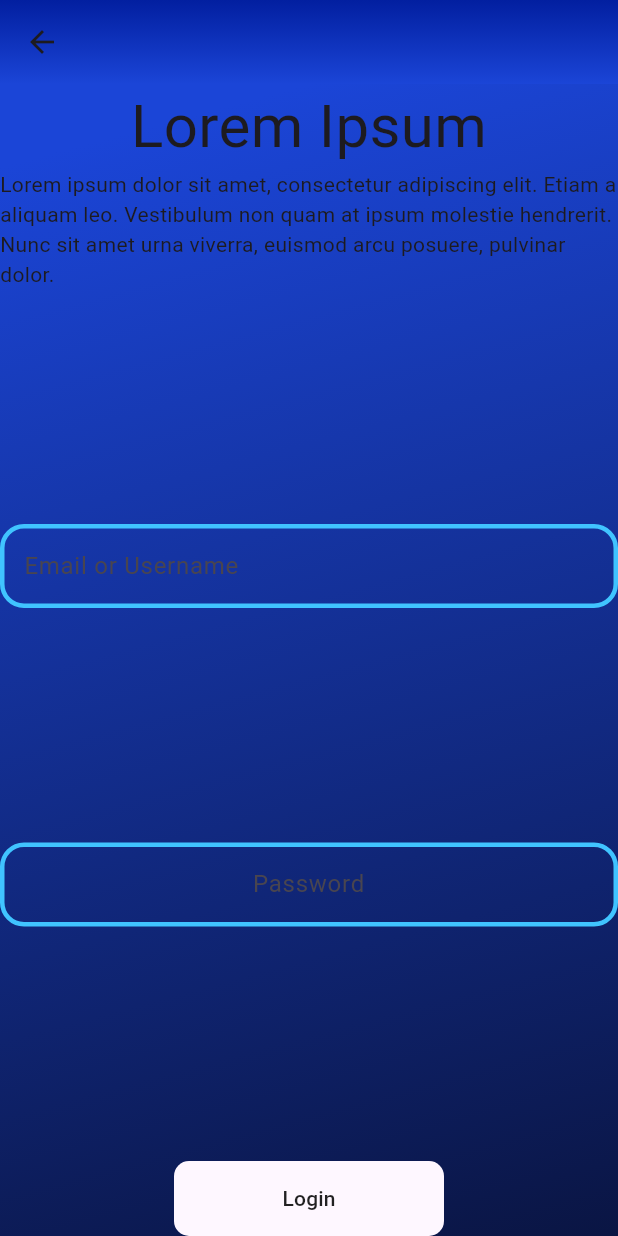
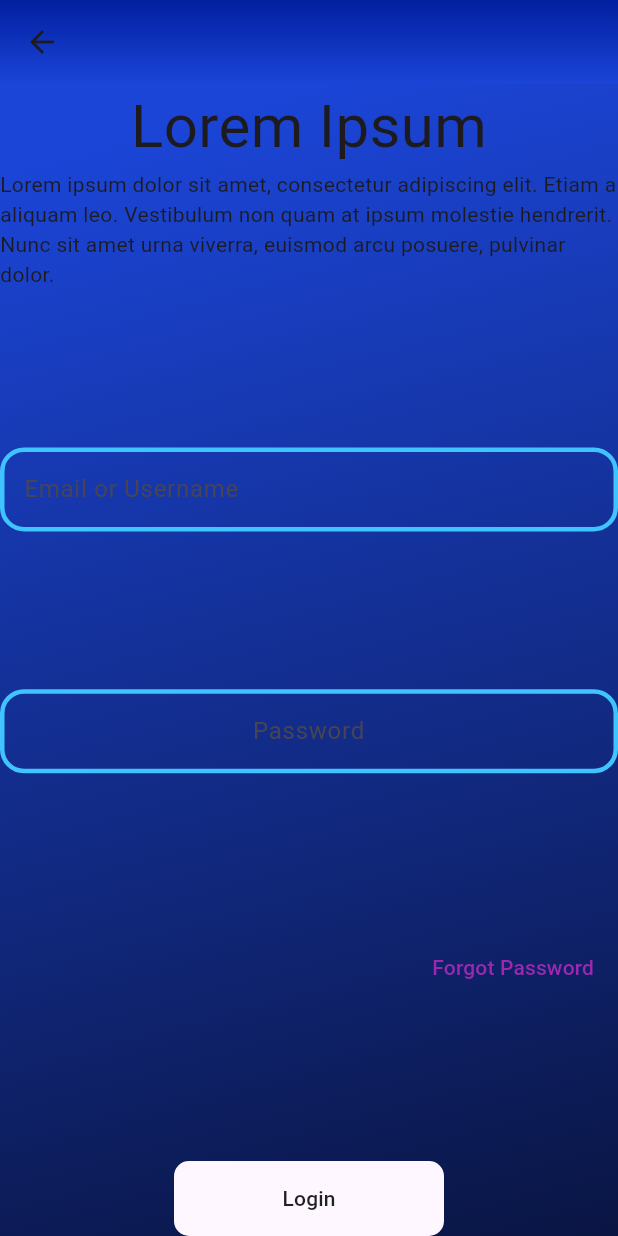
Before and after one commit to Parth-11/ShadowRank, a Flutter app: the screen it shows after launch, after a tap on "Login", on a phone screen of 412 x 824 dp. Run offline on Flutter 3.47's test engine with Material 3 defaults, Android fonts, the phone set to English and light mode, and no system bars; our stand-ins replace hexcolor, stroke_text.

Commit message:
Added forgot password to login page

```diff
--- a/lib/screens/login_page.dart
+++ b/lib/screens/login_page.dart
@@ -62,6 +62,21 @@ class LoginPage extends StatelessWidget {
                 textAlign: TextAlign.center,
                 decoration: fieldDecoration.copyWith(hintText: 'Password'),
               ),
+              Align(
+                alignment: Alignment.bottomRight,
+                child: Material(
+                  color: Colors.transparent,
+                  child: MaterialButton(
+                    onPressed: () {},
+                    child: const Text(
+                      'Forgot Password',
+                      style: TextStyle(
+                        color: Colors.purple,
+                      ),
+                    ),
+                  ),
+                ),
+              ),
               Button(
                 buttonText: 'Login',
                 onPress: () {
```
